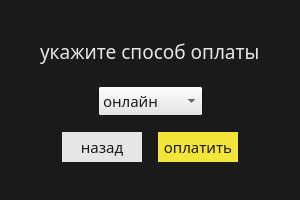
NotZahar/bookstore, file states/clientState/clientpayment.ui: the form before one commit.
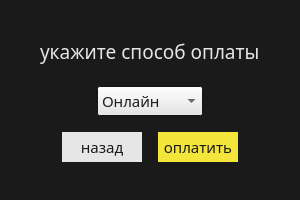
The form after the commit.

The edit to the form file:
```diff
--- a/states/clientState/clientpayment.ui
+++ b/states/clientState/clientpayment.ui
@@ -315,19 +315,22 @@
      </item>
      <item>
       <widget class="QComboBox" name="comboBox">
+       <property name="currentIndex">
+        <number>0</number>
+       </property>
        <item>
         <property name="text">
-         <string>онлайн</string>
+         <string>Онлайн</string>
         </property>
        </item>
        <item>
         <property name="text">
-         <string>картой</string>
+         <string>Картой</string>
         </property>
        </item>
        <item>
         <property name="text">
-         <string>наличные</string>
+         <string>Наличные</string>
         </property>
        </item>
       </widget>
```
